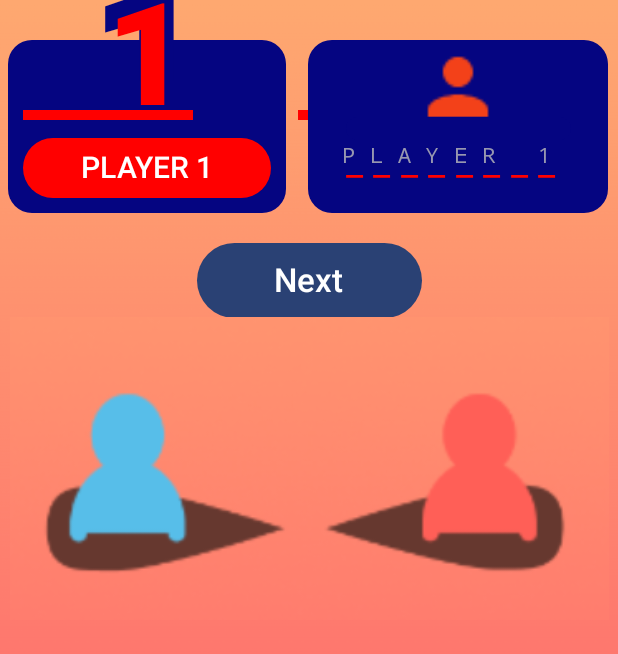
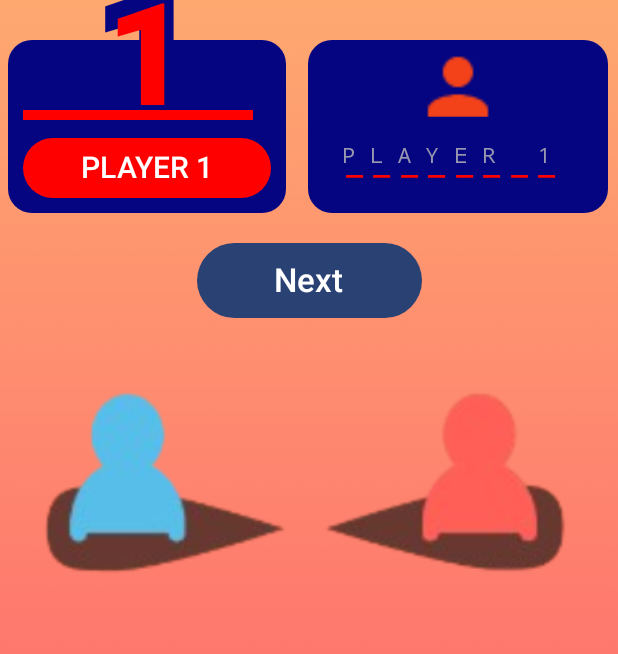
Before and after one commit to brucewaynegotham007/TASK_1_DELTA_SRIMAN_106123127_hacker_plus_plus_mode_latest, an Android app built with Jetpack Compose: the secondPage screen opened through its navigation route, on a phone screen of 412 x 824 dp. Shown: the part 300-954 px from the top of the screen. Run offline under Robolectric (Android 15) with nearby library versions, the phone set to English and light mode, and no system bars.

Commit message:
minor fixes

```diff
--- a/app/src/main/java/com/example/hacker_plus_plus_mode/MainActivity.kt
+++ b/app/src/main/java/com/example/hacker_plus_plus_mode/MainActivity.kt
@@ -24,7 +24,9 @@ import androidx.compose.animation.fadeIn
 import androidx.compose.animation.fadeOut
 import androidx.compose.animation.scaleIn
 import androidx.compose.animation.scaleOut
+import androidx.compose.animation.slideInHorizontally
 import androidx.compose.animation.slideInVertically
+import androidx.compose.animation.slideOutHorizontally
 import androidx.compose.animation.slideOutVertically
 import androidx.compose.animation.togetherWith
 import androidx.compose.foundation.Canvas
@@ -53,6 +55,7 @@ import androidx.compose.foundation.text.BasicTextField
 import androidx.compose.foundation.text.KeyboardOptions
 import androidx.compose.material.icons.Icons
 import androidx.compose.material.icons.filled.ArrowDropDown
+import androidx.compose.material.icons.filled.Menu
 import androidx.compose.material3.AlertDialog
 import androidx.compose.material3.Button
 import androidx.compose.material3.ButtonDefaults
@@ -161,7 +164,22 @@ fun myApp() {
     clearSavedData(sharedPreferences)
 
     val navController = rememberNavController()
-    NavHost(navController = navController, startDestination = "firstscreen") {
+    NavHost(
+        navController = navController,
+        startDestination = "firstscreen",
+        enterTransition = {
+            slideInHorizontally(
+                animationSpec = tween(1500),
+                initialOffsetX = { 1300 }
+            ) + scaleIn(animationSpec = tween(1000), initialScale = 0.05f)
+        },
+        exitTransition = {
+            slideOutHorizontally(
+                animationSpec = tween(1500),
+                targetOffsetX = { -1300 }
+            ) + scaleOut(animationSpec = tween(1000), targetScale = 3.2f)
+        }
+    ) {
         composable("firstscreen") {
             firstPage(Modifier.fillMaxSize() , navController)
         }
@@ -185,6 +203,8 @@ fun myApp() {
         }
     }
 }
+
+val showPersistentDisplay = mutableStateOf(false)
 
 @Composable
 fun firstPage(modifier: Modifier = Modifier , navController: NavController) {
@@ -206,6 +226,7 @@ fun firstPage(modifier: Modifier = Modifier , navController: NavController) {
         update = { /* No update needed */ }
     )
     ContentOnTopOfImage(navController = navController)
+    persistentDisplay()
 }
 
 @Composable
@@ -215,11 +236,11 @@ fun ContentOnTopOfImage(modifier: Modifier = Modifier , navController: NavContro
         modifier = Modifier.padding(end = 20.dp),
         horizontalAlignment = Alignment.CenterHorizontally
     ) {
-        Spacer(modifier = Modifier.padding(top = 10.dp))
+        Spacer(modifier = Modifier.padding(top = 60.dp))
         Text(
             text = "COLOUR",
             textAlign = TextAlign.Center,
-            fontSize = 72.sp,
+            fontSize = 68.sp,
             fontStyle = FontStyle.Italic,
             fontWeight = FontWeight.ExtraBold,
             fontFamily = leckerlioneRegular,
@@ -231,7 +252,7 @@ fun ContentOnTopOfImage(modifier: Modifier = Modifier , navController: NavContro
             modifier = Modifier.fillMaxWidth(),
             text = "CONQUEST",
             textAlign = TextAlign.Center,
-            fontSize = 72.sp,
+            fontSize = 68.sp,
             fontStyle = FontStyle.Italic,
             fontWeight = FontWeight.ExtraBold,
             fontFamily = leckerlioneRegular,
@@ -242,12 +263,9 @@ fun ContentOnTopOfImage(modifier: Modifier = Modifier , navController: NavContro
         )
     }
 
-    persistentDisplay()
-
-    Column(
-        modifier = Modifier
-            .height(36.dp)
-            .offset(0.dp, 84.dp),
+    Column(
+        modifier = Modifier
+            .height(36.dp),
         horizontalAlignment = Alignment.CenterHorizontally,
         verticalArrangement = Arrangement.Center
     ) {
@@ -261,12 +279,13 @@ fun ContentOnTopOfImage(modifier: Modifier = Modifier , navController: NavContro
     val isChecked = remember { mutableStateOf(false) }
 
     Row(modifier = Modifier
-        .padding(top = 620.dp)
-        .fillMaxWidth()
-    ) {
-        Text(text = "LIGHT MODE",
-            modifier = Modifier.padding(start = 50.dp , top = 8.dp),
-            fontSize = 20.sp,
+        .padding(top = 600.dp)
+        .fillMaxWidth(),
+        horizontalArrangement = Arrangement.Center
+    ) {
+        Text(text = "DARK MODE",
+            modifier = Modifier.padding(top = 8.dp),
+            fontSize = 24.sp,
             fontWeight = FontWeight.Bold
         )
         Spacer(modifier = Modifier.padding(start = 15.dp))
@@ -279,15 +298,10 @@ fun ContentOnTopOfImage(modifier: Modifier = Modifier , navController: NavContro
                 onCheckedChange = {
                     darkOrNormalMode.value = !darkOrNormalMode.value
                     isChecked.value = !isChecked.value
-                }
-            )
-        }
-        Spacer(modifier = Modifier.padding(start = 15.dp))
-        Text(text = "DARK MODE",
-            modifier = Modifier.padding(top = 8.dp),
-            fontSize = 20.sp,
-            fontWeight = FontWeight.Bold
-        )
+                },
+                modifier = Modifier.padding(end = 10.dp)
+            )
+        }
     }
 
     Column(
@@ -297,10 +311,21 @@ fun ContentOnTopOfImage(modifier: Modifier = Modifier , navController: NavContro
         verticalArrangement = Arrangement.Bottom
     ) {
         Row(horizontalArrangement = Arrangement.SpaceBetween) {
+            Icon(
+                Icons.Default.Menu,
+                contentDescription = "Show persistant display",
+                modifier = Modifier
+                    .clickable {
+                        showPersistentDisplay.value = true
+                    }
+                    .scale(2f)
+                    .padding(top = 15.dp)
+            )
+            Spacer(modifier = Modifier.padding(start = 30.dp))
             val showAdditionalModeOption = remember { mutableStateOf(false) }
             Button(
                 onClick = { showAdditionalModeOption.value = true},
-                modifier = Modifier.size(width = 250.dp , height = 70.dp),
+                modifier = Modifier.size(width = 180.dp , height = 68.dp),
                 colors = ButtonDefaults.buttonColors(Color(0,190,255))
             ) {
                 Text(
@@ -362,9 +387,8 @@ fun additionalModeOption(navController: NavController) {
     ) {
         Card(
             modifier = Modifier
-                .fillMaxSize()
                 .scale(1.3f),
-            colors = CardDefaults.cardColors(containerColor = Color(62, 64, 118).copy(alpha = 1f)),
+            colors = CardDefaults.cardColors(containerColor = Color(33, 150, 243, 255).copy(alpha = 1f)),
         ) {
             Spacer(modifier = Modifier.padding((20 + topPadding.value).dp))
             Card(
@@ -727,13 +751,13 @@ fun firstPlayerIconSecondPage() {
         Canvas(modifier = Modifier.fillMaxWidth()) {
             drawLine(
                 start = Offset(0f, 60f), // Starting point (x, y)
-                end = Offset(170f, 60f), // Ending point (x, y)
+                end = Offset(230f, 60f), // Ending point (x, y)
                 color = Color.Red, // Line color
                 strokeWidth = 10f // Line width
             )
             drawLine(
-                start = Offset(275f, 60f), // Starting point (x, y)
-                end = Offset(445f, 60f), // Ending point (x, y)
+                start = Offset(360f, 60f), // Starting point (x, y)
+                end = Offset(580f, 60f), // Ending point (x, y)
                 color = Color.Red, // Line color
                 strokeWidth = 10f // Line width
             )
@@ -782,13 +806,13 @@ fun secondPlayerIconSecondPage() {
         Canvas(modifier = Modifier.fillMaxWidth()) {
             drawLine(
                 start = Offset(0f, 70f), // Starting point (x, y)
-                end = Offset(155f, 70f), // Ending point (x, y)
+                end = Offset(185f, 70f), // Ending point (x, y)
                 color = Color(0, 190, 255), // Line color
                 strokeWidth = 10f // Line width
             )
             drawLine(
-                start = Offset(290f, 70f), // Starting point (x, y)
-                end = Offset(445f, 70f), // Ending point (x, y)
+                start = Offset(380f, 70f), // Starting point (x, y)
+                end = Offset(580f, 70f), // Ending point (x, y)
                 color = Color(0, 190, 255), // Line color
                 strokeWidth = 10f // Line width
             )
@@ -837,13 +861,13 @@ fun thirdPlayerIconSecondPage() {
         Canvas(modifier = Modifier.fillMaxWidth()) {
             drawLine(
                 start = Offset(0f, 70f), // Starting point (x, y)
-                end = Offset(155f, 70f), // Ending point (x, y)
+                end = Offset(185f, 70f), // Ending point (x, y)
                 color = Color.Green, // Line color
                 strokeWidth = 10f // Line width
             )
             drawLine(
-                start = Offset(290f, 70f), // Starting point (x, y)
-                end = Offset(445f, 70f), // Ending point (x, y)
+                start = Offset(380f, 70f), // Starting point (x, y)
+                end = Offset(580f, 70f), // Ending point (x, y)
                 color = Color.Green, // Line color
                 strokeWidth = 10f // Line width
             )
@@ -892,13 +916,13 @@ fun fourthPlayerIconSecondPage() {
         Canvas(modifier = Modifier.fillMaxWidth()) {
             drawLine(
                 start = Offset(0f, 70f), // Starting point (x, y)
-                end = Offset(155f, 70f), // Ending point (x, y)
+                end = Offset(175f, 70f), // Ending point (x, y)
                 color = Color.Yellow, // Line color
                 strokeWidth = 10f // Line width
             )
             drawLine(
-                start = Offset(290f, 70f), // Starting point (x, y)
-                end = Offset(445f, 70f), // Ending point (x, y)
+                start = Offset(400f, 70f), // Starting point (x, y)
+                end = Offset(580f, 70f), // Ending point (x, y)
                 color = Color.Yellow, // Line color
                 strokeWidth = 10f // Line width
             )
@@ -935,7 +959,7 @@ fun fifthPlayerIconSecondPage() {
             color = Color(5, 5, 129),
             fontSize = 110.sp,
             fontWeight = FontWeight.ExtraBold,
-            modifier = Modifier.offset(1.dp, -65.dp)
+            modifier = Modifier.offset(1.dp, -60.dp)
         )
         Text(
             text = "5",
@@ -947,13 +971,13 @@ fun fifthPlayerIconSecondPage() {
         Canvas(modifier = Modifier.fillMaxWidth()) {
             drawLine(
                 start = Offset(0f, 70f), // Starting point (x, y)
-                end = Offset(155f, 70f), // Ending point (x, y)
+                end = Offset(185f, 70f), // Ending point (x, y)
                 color = Color.Magenta, // Line color
                 strokeWidth = 10f // Line width
             )
             drawLine(
-                start = Offset(290f, 70f), // Starting point (x, y)
-                end = Offset(445f, 70f), // Ending point (x, y)
+                start = Offset(390f, 70f), // Starting point (x, y)
+                end = Offset(580f, 70f), // Ending point (x, y)
                 color = Color.Magenta, // Line color
                 strokeWidth = 10f // Line width
             )
@@ -1002,13 +1026,13 @@ fun sixthPlayerIconSecondPage() {
         Canvas(modifier = Modifier.fillMaxWidth()) {
             drawLine(
                 start = Offset(0f, 70f), // Starting point (x, y)
-                end = Offset(155f, 70f), // Ending point (x, y)
+                end = Offset(175f, 70f), // Ending point (x, y)
                 color = Color.Cyan, // Line color
                 strokeWidth = 10f // Line width
             )
             drawLine(
-                start = Offset(290f, 70f), // Starting point (x, y)
-                end = Offset(445f, 70f), // Ending point (x, y)
+                start = Offset(390f, 70f), // Starting point (x, y)
+                end = Offset(580f, 70f), // Ending point (x, y)
                 color = Color.Cyan, // Line color
                 strokeWidth = 10f // Line width
             )
@@ -1057,13 +1081,13 @@ fun seventhPlayerIconSecondPage() {
         Canvas(modifier = Modifier.fillMaxWidth()) {
             drawLine(
                 start = Offset(0f, 70f), // Starting point (x, y)
-                end = Offset(155f, 70f), // Ending point (x, y)
+                end = Offset(225f, 70f), // Ending point (x, y)
                 color = Color.DarkGray, // Line color
                 strokeWidth = 10f // Line width
             )
             drawLine(
-                start = Offset(290f, 70f), // Starting point (x, y)
-                end = Offset(445f, 70f), // Ending point (x, y)
+                start = Offset(330f, 70f), // Starting point (x, y)
+                end = Offset(580f, 70f), // Ending point (x, y)
                 color = Color.DarkGray, // Line color
                 strokeWidth = 10f // Line width
             )
@@ -1112,13 +1136,13 @@ fun eighthPlayerIconSecondPage() {
         Canvas(modifier = Modifier.fillMaxWidth()) {
             drawLine(
                 start = Offset(0f, 70f), // Starting point (x, y)
-                end = Offset(155f, 70f), // Ending point (x, y)
+                end = Offset(185f, 70f), // Ending point (x, y)
                 color = Color.LightGray, // Line color
                 strokeWidth = 10f // Line width
             )
             drawLine(
-                start = Offset(290f, 70f), // Starting point (x, y)
-                end = Offset(445f, 70f), // Ending point (x, y)
+                start = Offset(380f, 70f), // Starting point (x, y)
+                end = Offset(580f, 70f), // Ending point (x, y)
                 color = Color.LightGray, // Line color
                 strokeWidth = 10f // Line width
             )
@@ -1336,7 +1360,7 @@ fun displayContent(
                 if (playerGrid.value[i][j] == 0) {
                     colorOfButton = Color.Red
                 } else if (playerGrid.value[i][j] == 1) {
-                    colorOfButton = Color.Blue
+                    colorOfButton = Color(0,190,255)
                 } else if (playerGrid.value[i][j] == 2) {
                     colorOfButton = Color.Green
                 } else if (playerGrid.value[i][j] == 3) {
@@ -1761,51 +1785,60 @@ fun managingPersistentDisplay(sharedPreferences: SharedPreferences) {
     }
 }
 
-@Composable
-fun persistentDisplayTableHeadings(temp : String) { // temp must be made globally .. just for time being it is passed here
-    if(temp!= "No Data") {
-        Row(
-            modifier = Modifier.offset(0.dp, (-100).dp),
-            horizontalArrangement = Arrangement.Center
-        ) {
-            Text(text = "S.no",
-                fontWeight = FontWeight.Bold,
-                modifier = Modifier.offset(-62.dp,0.dp),
-                fontSize = 20.sp
-            )
-            Text(text = "Player who won",
-                fontWeight = FontWeight.Bold,
-                modifier = Modifier.offset(10.dp,0.dp),
-                fontSize = 20.sp
-            )
-            Text(text = "Score",
-                fontWeight = FontWeight.Bold,
-                modifier = Modifier.offset(60.dp,0.dp),
-                fontSize = 20.sp
-            )
-        }
-    }
-}
-
+@OptIn(ExperimentalMaterial3Api::class)
 @Composable
 fun persistentDisplay() {
 
     val context = LocalContext.current
     val sharedPreferences = remember { context.getSharedPreferences("Color Conquest" , Context.MODE_PRIVATE) }
 
-    Column(horizontalAlignment = Alignment.CenterHorizontally,
+    if(showPersistentDisplay.value){
+        AlertDialog(
+            onDismissRequest = { showPersistentDisplay.value = false },
+            modifier = Modifier
+                .fillMaxWidth()
+                .height(600.dp)
+        ) {
+            Card(
+                modifier = Modifier.fillMaxSize(),
+                colors = CardDefaults.cardColors(containerColor = Color(162, 164, 218))
+            ) {
+                Column(
+                    horizontalAlignment = Alignment.CenterHorizontally,
                     verticalArrangement = Arrangement.Center,
                     modifier = Modifier
                         .height(50.dp)
                         .fillMaxWidth()
                 ) {
-
-        persistentDisplayTableHeadings(temp = "Hello world") // change this accordingly mate
+                    Spacer(modifier = Modifier.padding(top = 20.dp))
+                    Row(
+                        horizontalArrangement = Arrangement.Center
+                    ) {
+                        Text(
+                            text = "S.no",
+                            fontWeight = FontWeight.Bold,
+                            modifier = Modifier,
+                            fontSize = 20.sp
+                        )
+                        Spacer(modifier = Modifier.padding(start = 50.dp))
+                        Text(
+                            text = "Winner",
+                            fontWeight = FontWeight.Bold,
+                            modifier = Modifier,
+                            fontSize = 20.sp
+                        )
+                        Spacer(modifier = Modifier.padding(start = 50.dp))
+                        Text(
+                            text = "Score",
+                            fontWeight = FontWeight.Bold,
+                            modifier = Modifier,
+                            fontSize = 20.sp
+                        )
+                    }
 
                     LazyColumn(
                         modifier = Modifier
-                .offset(0.dp, (-80).dp)
-                .height(105.dp)
+                            .height(400.dp)
                             .fillMaxWidth(),
                         horizontalAlignment = Alignment.CenterHorizontally,
                     ) {
@@ -1814,27 +1847,29 @@ fun persistentDisplay() {
                             Log.d("index", index.toString())
 
                             Row(horizontalArrangement = Arrangement.SpaceBetween) {
-                    Text(text = (index + 1).toString(),
+                                Text(
+                                    text = (index + 1).toString(),
                                     textAlign = TextAlign.Left,
-                        modifier = Modifier
-                            .offset(-62.dp, 0.dp)
-                            .width(50.dp),
+                                    modifier = Modifier,
                                     fontSize = 20.sp
                                 )
-                    Text(text = savedPlayers[index],
+                                Spacer(modifier = Modifier.padding(start = 50.dp))
+                                Text(
+                                    text = savedPlayers[index],
                                     textAlign = TextAlign.Left,
-                        modifier = Modifier
-                            .offset(5.dp, 0.dp)
-                            .width(110.dp),
+                                    modifier = Modifier,
                                     fontSize = 20.sp
                                 )
-                    Text(text = item,
+                                Spacer(modifier = Modifier.padding(start = 50.dp))
+                                Text(
+                                    text = item,
                                     textAlign = TextAlign.Left,
-                        modifier = Modifier
-                            .offset(100.dp, 0.dp)
-                            .width(50.dp),
+                                    modifier = Modifier,
                                     fontSize = 20.sp
                                 )
+                            }
+                        }
+                    }
                 }
             }
         }
--- a/app/src/main/java/com/example/hacker_plus_plus_mode/Normal mode.kt
+++ b/app/src/main/java/com/example/hacker_plus_plus_mode/Normal mode.kt
@@ -180,7 +180,7 @@ fun gridSizeNormal(navController: NavController,
                     .fillMaxSize()
                     .scale(1.3f),
                 shape = CutCornerShape(30.dp, 30.dp, 30.dp, 30.dp),
-                colors = CardDefaults.cardColors(containerColor = Color(62, 64, 118)),
+                colors = CardDefaults.cardColors(containerColor = Color(162, 164, 218)),
 
                 ) {
                 Spacer(modifier = Modifier.padding(top = 20.dp))
@@ -1417,7 +1417,7 @@ fun displayContentForSinglePlayer(i:Int ,
                         }
                     },
                     colors = ButtonDefaults.buttonColors(
-                        containerColor = if (booleanGrid.value[i][j] == true) Color.Blue else Color.Red,
+                        containerColor = if (booleanGrid.value[i][j] == true) Color(0,190,255) else Color.Red,
                         contentColor = Color.White
                     ),
                     modifier = Modifier
--- a/app/src/main/java/com/example/hacker_plus_plus_mode/Timed mode.kt
+++ b/app/src/main/java/com/example/hacker_plus_plus_mode/Timed mode.kt
@@ -166,7 +166,7 @@ fun gridSizeTimed(navController: NavController,
                     .fillMaxSize()
                     .scale(1.3f),
                 shape = CutCornerShape(30.dp, 30.dp, 30.dp, 30.dp),
-                colors = CardDefaults.cardColors(containerColor = Color(62, 64, 118)),
+                colors = CardDefaults.cardColors(containerColor = Color(162, 164, 218)),
 
                 ) {
                 Spacer(modifier = Modifier.padding(top = 20.dp))
```
Also changed, not shown: app/src/main/res/drawable/imageinsert.png. Lines whose indentation alone changed are shown as unchanged.
